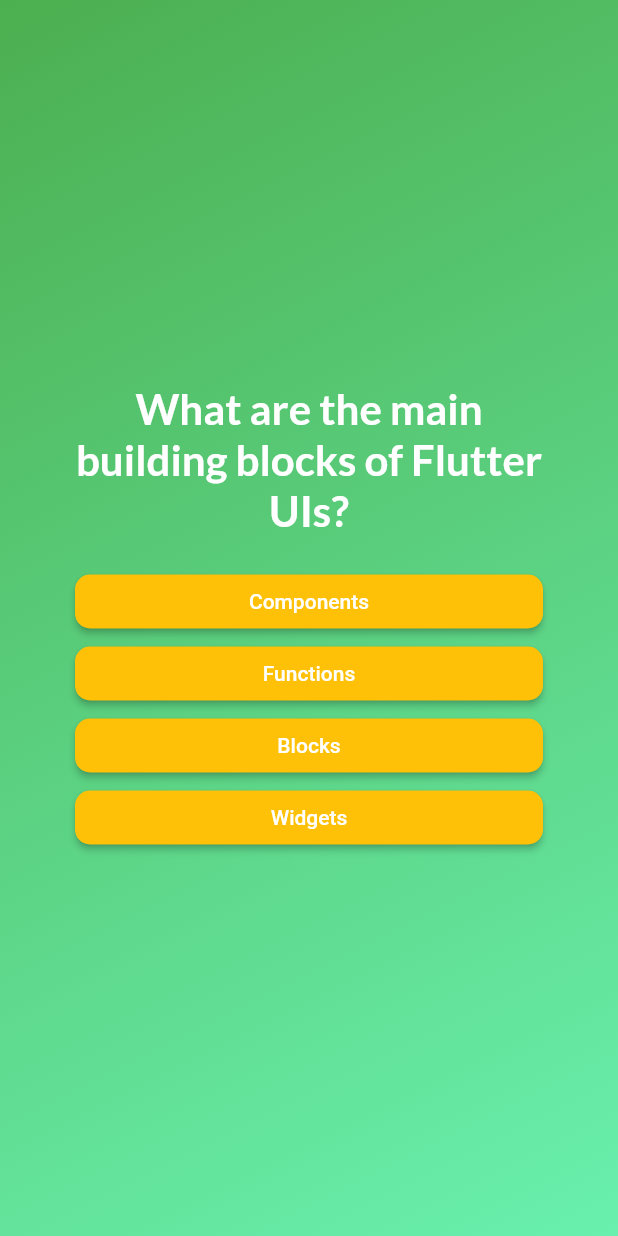
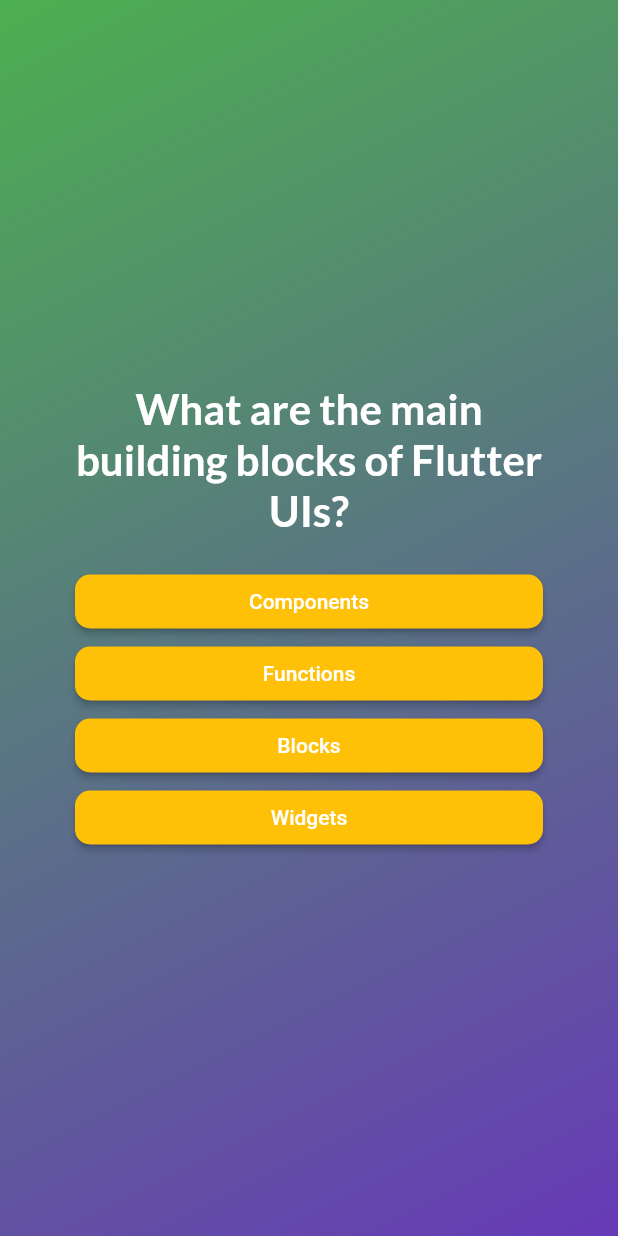
Before and after one commit to davidemodolo/flutter_course_quiz_app, a Flutter app: the screen it shows after launch, after a tap on "Start Quiz", on a phone screen of 412 x 824 dp. Run offline on Flutter 3.47's test engine with Material 2 defaults, Android fonts, the phone set to English and light mode, and no system bars; our stand-ins replace google_fonts.

Commit message:
changed color

```diff
--- a/lib/gradient_container.dart
+++ b/lib/gradient_container.dart
@@ -20,7 +20,7 @@ class GradientContainer extends StatefulWidget {
 
 class _GradientContainerState extends State<GradientContainer> {
   final Color color1 = Colors.green;
-  final Color color2 = Colors.greenAccent;
+  final Color color2 = Colors.deepPurple;
   final List<String> selectedAnswers = [];
   int activeScreen = 1;
 
```
